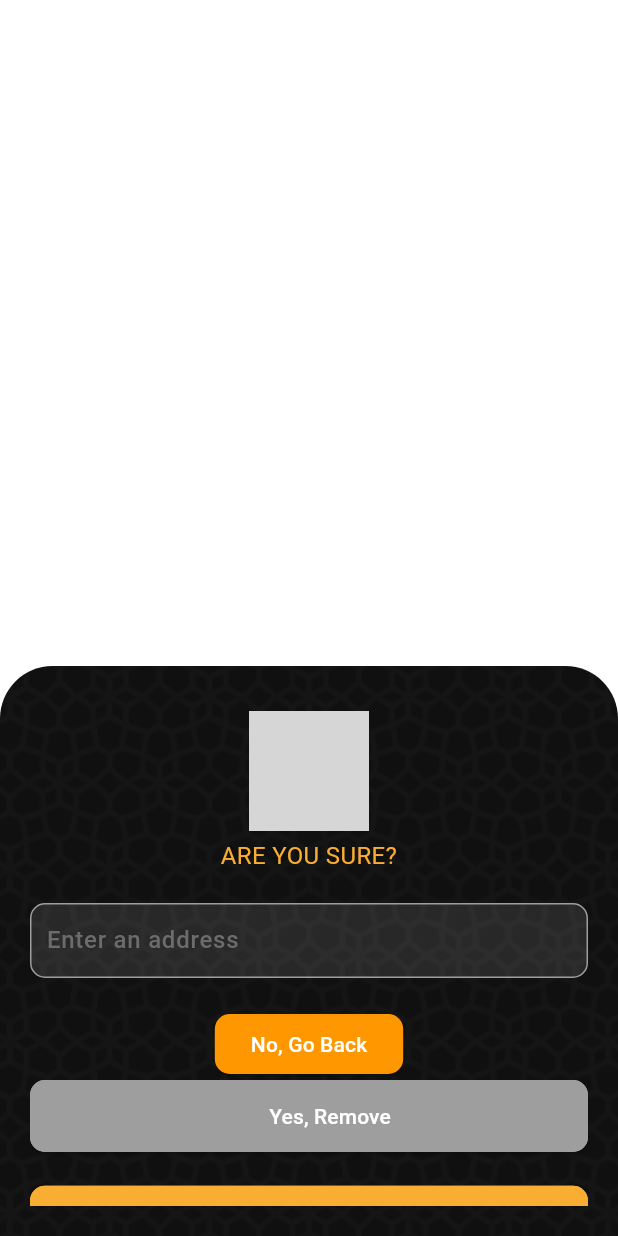
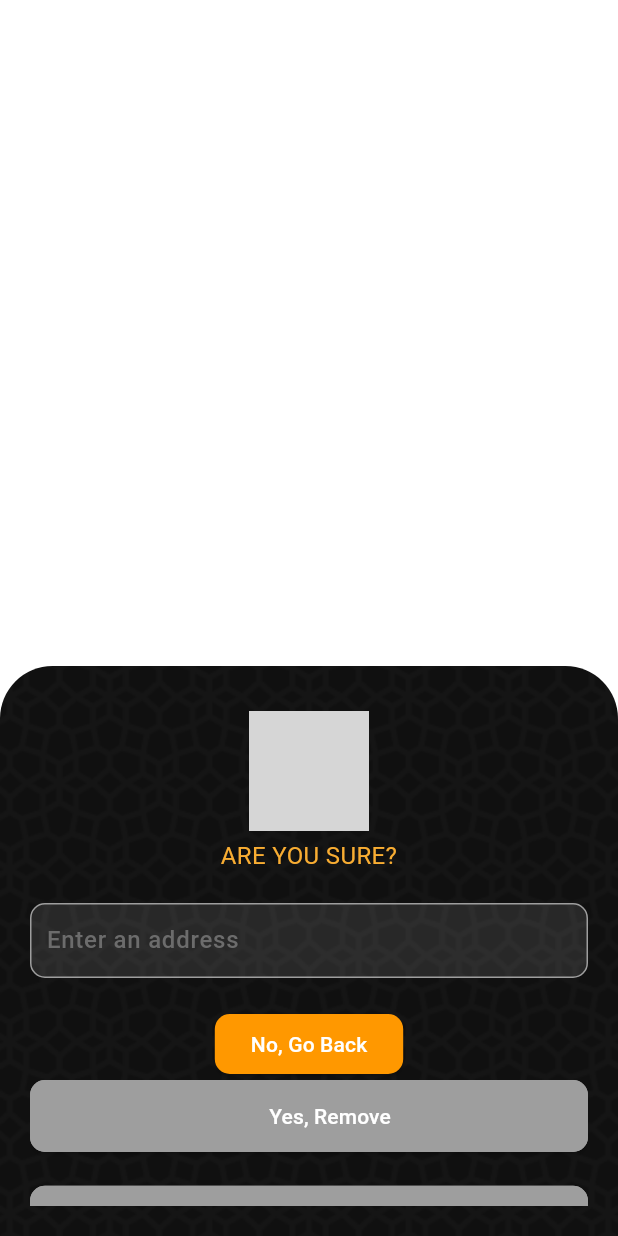
Before and after one commit to faireenazaidi/Namaz_Reminder, a Flutter app: the ConfirmationDialog screen opened directly with empty values, after a tap on "Save", on a phone screen of 412 x 824 dp. Run offline on Flutter 3.47's test engine with Material 3 defaults, Android fonts, the phone set to English and light mode, and no system bars; drawn by our look-alikes of google_places_flutter; our stand-ins replace awesome_notifications, contacts_service, date_time_picker, firebase_auth, firebase_core, firebase_messaging and 19 more; missing offline and left inert: background_fetch, custom_searchable_dropdown, flutter_background_service; accounts and stored records are empty; network calls fail; project files that could hold a hidden picture were left out; grey boxes are pictures that could not be loaded.

Commit message:
fairyna(wednesday)

```diff
--- a/lib/AppManager/dialogs.dart
+++ b/lib/AppManager/dialogs.dart
@@ -12,7 +12,7 @@ import '../Widget/appColor.dart';
 import '../Widget/text_theme.dart';
 
 String constantGoogleKey = "AIzaSyAPscPVLVlvdE4nB-Z-wgOUQfwkPZckgBU";
-Rx<TextEditingController> locationController = TextEditingController().obs;
+// Rx<TextEditingController> locationController = TextEditingController().obs;
 
 class Dialogs {
   static void actionBottomSheet({String? title,required String subTitle,required Function okPressEvent,
@@ -207,10 +207,13 @@ class ConfirmationDialog extends StatefulWidget {
 
 class ConfirmationDialogState extends State<ConfirmationDialog> {
   final DashBoardController dashBoardController = Get.put(DashBoardController());
+
   String message = "";
   bool isProcessing = false;
   RxString location = ''.obs;
-
+  bool isManualSelection = false;
+  RxString isEnable = "".obs;
+  RxString longitude = "".obs;
 
 
   @override
@@ -219,7 +222,6 @@ class ConfirmationDialogState extends State<ConfirmationDialog> {
     message = widget.initialMessage;
     locationPlace();
   }
-
   void startProcessing() async {
     setState(() {
       isProcessing = true;
@@ -240,13 +242,12 @@ class ConfirmationDialogState extends State<ConfirmationDialog> {
 
   void updateLocation(String newLocation) {
     location.value = newLocation;
-    setState(() {
-
-    });
+    dashBoardController.locationController.value.text = newLocation;
+    dashBoardController.update();
   }
   //
   void saveLocation() {
-    String newLocation = locationController.value.text.trim();
+    String newLocation = dashBoardController.locationController.value.text.trim();
     if (newLocation.isNotEmpty) {
       updateLocation(newLocation);
       print("Location updated to: $newLocation");
@@ -257,7 +258,7 @@ class ConfirmationDialogState extends State<ConfirmationDialog> {
 
 
 locationPlace(){
-    print("Address "+locationController.value.text.toString());
+    print("Address "+dashBoardController.locationController.value.text.toString());
 }
 
   @override
@@ -314,15 +315,14 @@ locationPlace(){
                                 textAlign: TextAlign.center,
                               ),
                               const SizedBox(height: 20),
-                            SingleChildScrollView(
-                              child: GooglePlaceAutoCompleteTextField(
+                            GooglePlaceAutoCompleteTextField(
                               inputDecoration: InputDecoration(
                                 border: InputBorder.none,
                                hintText: "Enter an address",
                                 hintStyle: MyTextTheme.greyN,
                               ),
-                                textStyle: MyTextTheme.greyNormal,
-                                textEditingController: locationController.value,
+                              textStyle: MyTextTheme.locationT,
+                              textEditingController: dashBoardController.locationController.value,
                               googleAPIKey: constantGoogleKey,
                               boxDecoration: BoxDecoration(
                                 color: Colors.white.withOpacity(0.1),
@@ -338,10 +338,11 @@ locationPlace(){
                               getPlaceDetailWithLatLng: (Prediction prediction) {
                                 // this method will return latlng with place detail
                                 print("placeDetails" + prediction.lng.toString());
-                                }, // this callback is called when isLatLngRequired is true
+                                 longitude.value = prediction.lng.toString();
+                              },
                               itemClick: (Prediction prediction) {
-                                  locationController.value.text=prediction.description!;
-                                  locationController.value.selection = TextSelection.fromPosition(TextPosition(offset: prediction.description!.length));
+                                dashBoardController.locationController.value.text=prediction.description!;
+                                dashBoardController.locationController.value.selection = TextSelection.fromPosition(TextPosition(offset: prediction.description!.length));
                                 // String selectedLocation = prediction.description!;
                                 // print("Location saved: $selectedLocation");
                                 // if (prediction.lat != null && prediction.lng != null) {
@@ -350,29 +351,31 @@ locationPlace(){
                                 //  print("Location Coordinates: Lat: $latitude, Lng: $longitude");
                                 //  }
                                 //  Navigator.pop(context);
+                                isManualSelection = true;
                                   },
-                                // if we want to make custom list item builder
                               itemBuilder: (context, index, Prediction prediction) {
-                                  return Container(
+                                return
+                                  Container(
+                                    color: Colors.white,
                                     padding: const EdgeInsets.all(10),
                                     child: Row(
                                       children: [
                                         const Icon(Icons.location_on),
-                                        const SizedBox(
-                                          width: 7,
+                                        const SizedBox(width: 7),
+                                        Expanded(
+                                          child: Text("${prediction.description ?? ""}"),
                                         ),
-                                        Expanded(child: Text("${prediction.description??""}"))
                                       ],
                                     ),
                                   );
                               },
-                                // if you want to add seperator between list items
-                                seperatedBuilder: const Divider(),
+                              seperatedBuilder: const Divider(color: Colors.grey,
+                              ),
                               isCrossBtnShown: true,
                               containerHorizontalPadding: 10,
                               placeType: PlaceType.geocode,
                             ),
-                            ),
+
                               const SizedBox(height: 20),
                               if (widget.showCancelButton && !isProcessing)
                                 ElevatedButton(
@@ -404,12 +407,11 @@ locationPlace(){
                                       )
                                     ),
                                   ),
-                                  // onPressed: isProcessing ? null : startProcessing,
                                   onPressed: isProcessing
                                       ? null
                                       : () {
-                                    startProcessing(); // Start processing the address logic
-                                    locationController.value.clear(); // Clear the TextField after processing
+                                    startProcessing();
+                                    dashBoardController.locationController.value.clear();
                                   },
                                   child: Row(
                                     mainAxisAlignment: MainAxisAlignment.center,
@@ -429,19 +431,20 @@ locationPlace(){
                                 height: 50,
                                 borderRadius: 10,
                                 title: "Save",
-                                color: AppColor.circleIndicator,
+                                color: longitude.value.isNotEmpty
+                                    ? AppColor.circleIndicator
+                                    : AppColor.greyColor,
                                 onPressed: () {
-                                  String newLocation = locationController.value.text.trim();
-                                  if (newLocation.isNotEmpty) {
-                                    updateLocation(newLocation); // Save and update location
-                                    Get.back(); // Close the dialog
-
-                                  } else {
-                                    print("Please enter a valid location.");
-                                  }
+                                  String newLocation = dashBoardController.locationController.value.text.trim();
+                                 // if (newLocation.isNotEmpty && isManualSelection)
+                                     if ( isManualSelection)
+                                    {
+                                    dashBoardController.updateLocation(newLocation);
+                                    // updateLocation(newLocation);
+                                    Get.back();
+                                  } null;
                                 },
                               ),
-
                             ],
                           ),
                         ),
--- a/lib/DashBoard/dashboardController.dart
+++ b/lib/DashBoard/dashboardController.dart
@@ -15,6 +15,7 @@ import '../Widget/location_services.dart';
 import '../main.dart';
 class DashBoardController extends GetxController {
   final PageController pageController = PageController();
+  Rx<TextEditingController> locationController = TextEditingController().obs;
 
   RxString islamicDate = ''.obs;
   RxInt rank = 0.obs;
@@ -30,10 +31,10 @@ class DashBoardController extends GetxController {
   RxDouble progressPercent = 0.0.obs;
   RxList<String> avatars = <String>[].obs;
   RxString location = ''.obs;
+
   var selectedDate = Rx<DateTime>(DateTime.now());
  var isMute= false.obs;
   var prayerMuteStates = <String, bool>{}.obs; // Map to hold mute states
-
   var muteStates = <String, RxBool>{}.obs;
   UserData userData = UserData();
   void toggle(String prayerName){
@@ -75,8 +76,10 @@ class DashBoardController extends GetxController {
   Timer? prayerTimer;
   Timer? remainingTimeTimer;
 
+  RxString locationName = "".obs;
   void updateLocation(String newLocation) {
     location.value = newLocation;
+    locationName.value = location.value;
   }
 
   set updateExtractedData(List<CalendarWiseData> data) {
@@ -160,6 +163,7 @@ class DashBoardController extends GetxController {
     remainingTimeTimer!.cancel();
     prayerTimer!.cancel();
     _timer?.cancel();
+    locationController.value.dispose();
     super.dispose();
   }
 
--- a/lib/Drawer/DrawerView.dart
+++ b/lib/Drawer/DrawerView.dart
@@ -294,6 +294,7 @@ class CustomDrawer extends StatelessWidget {
                     Dialogs.actionBottomSheet(subTitle: 'Do you want to logout?',okButtonName: 'Yes' ,okButtonColor: Colors.white,
                         okPressEvent: ()async{
                           await UserData().removeUserData();
+                          dashBoardController.locationController.value.clear;
                           Get.offAllNamed(AppRoutes.locationPageRoute);
                         });
 
--- a/lib/Leaderboard/prayer_ranking.dart
+++ b/lib/Leaderboard/prayer_ranking.dart
@@ -242,11 +242,11 @@ class PrayerRanking extends StatelessWidget {
                   padding: EdgeInsets.all(1),
                   decoration: BoxDecoration(
                     shape: BoxShape.circle,
-                    border: Border.all(color: Colors.grey,),
+                    border: Border.all(color: AppColor.circleIndicator,),
                   ),
-                  child:const Padding(
+                  child: Padding(
                     padding: EdgeInsets.all(8.0),
-                    child: Icon(Icons.person,color: Colors.grey,size: 30,),
+                    child: Icon(Icons.person,color: AppColor.circleIndicator,size: 30,),
                   ),
                 ),
                 id==user.user.id.toString()?const Text("You",style: TextStyle(fontSize: 12),):Text(user.user.name.split(' ')[0],style: const TextStyle(fontSize: 12),)
--- a/lib/Widget/MyRank/myRankController.dart
+++ b/lib/Widget/MyRank/myRankController.dart
@@ -1,3 +1,4 @@
+
 import 'package:get/get.dart';
 import '../../Services/user_data.dart';
 
@@ -12,7 +13,8 @@ class MyRankController extends GetxController {
     rank.value = sortedFriends.indexWhere(
           (element) => element['id'].toString() == userData.getUserData!.id.toString(),
     ) + 1;
-   print('hhhhhhhhh');
+    print('hhhhhhhhh');
     print(rank.value);
   }
+
 }
--- a/lib/Widget/text_theme.dart
+++ b/lib/Widget/text_theme.dart
@@ -128,6 +128,12 @@ class MyTextTheme {
       fontSize: 16,
       fontWeight: FontWeight.normal
   );
+  static TextStyle locationT = GoogleFonts.roboto(
+      color: AppColor.white,
+      fontSize: 14,
+      fontWeight: FontWeight.normal
+  );
+
   static TextStyle rank = GoogleFonts.aBeeZee(
     color: AppColor.white,
     fontSize: 10,
```
Also changed, not shown: lib/DashBoard/dashboardView.dart (+11 -8 lines), lib/UpcomingPrayers/upcomingView.dart (+4 -5 lines), pubspec.lock, 5 other files. Lines whose indentation alone changed are shown as unchanged.
